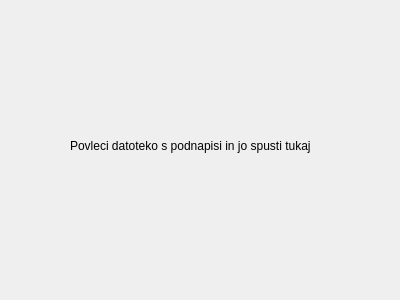
Before: the Qt Designer form popravipodnapise.ui in nsaje/TextToUtf8, drawn with Qt 5.
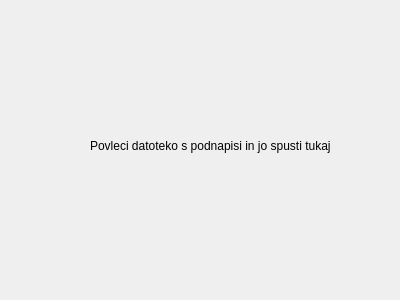
After: the same form once the commit is applied. Icons and pictures are not drawn.

Patch:
```diff
--- a/popravipodnapise.ui
+++ b/popravipodnapise.ui
@@ -43,7 +43,7 @@
      <widget class="QLabel" name="label">
       <property name="geometry">
        <rect>
-        <x>60</x>
+        <x>80</x>
         <y>110</y>
         <width>241</width>
         <height>51</height>
```
